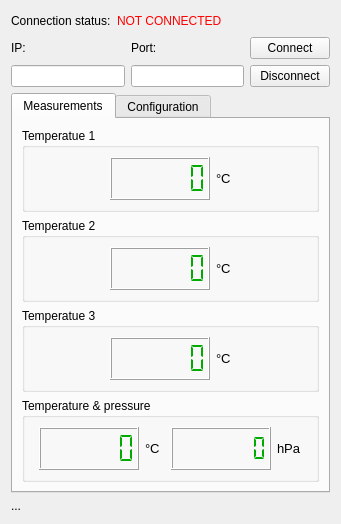
First picture: the form in ELITPCdcs/clientGUI/forms/piweather.ui, repository m-fila/ELITPCdcs, before the edit.
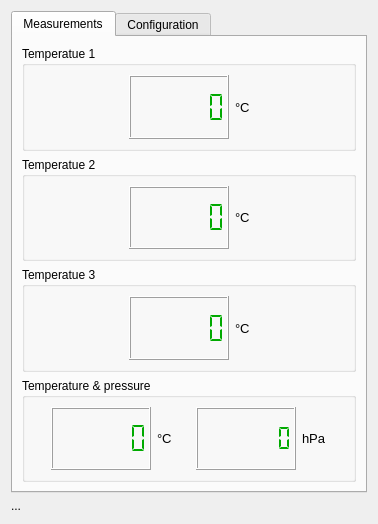
Second picture: the form after the edit.

Commit message: unified connection panel

Patch:
```diff
--- a/ELITPCdcs/clientGUI/forms/piweather.ui
+++ b/ELITPCdcs/clientGUI/forms/piweather.ui
@@ -6,7 +6,7 @@
    <rect>
     <x>0</x>
     <y>0</y>
-    <width>341</width>
+    <width>378</width>
     <height>524</height>
    </rect>
   </property>
@@ -15,128 +15,7 @@
   </property>
   <layout class="QVBoxLayout" name="verticalLayout_8">
    <item>
-    <layout class="QHBoxLayout" name="horizontalLayout_2">
-     <item>
-      <widget class="QLabel" name="connectionStatusLabel">
-       <property name="text">
-        <string>Connection status:</string>
-       </property>
-      </widget>
-     </item>
-     <item>
-      <widget class="QLabel" name="connectionStatus">
-       <property name="palette">
-        <palette>
-         <active>
-          <colorrole role="WindowText">
-           <brush brushstyle="SolidPattern">
-            <color alpha="255">
-             <red>255</red>
-             <green>0</green>
-             <blue>0</blue>
-            </color>
-           </brush>
-          </colorrole>
-         </active>
-         <inactive>
-          <colorrole role="WindowText">
-           <brush brushstyle="SolidPattern">
-            <color alpha="255">
-             <red>255</red>
-             <green>0</green>
-             <blue>0</blue>
-            </color>
-           </brush>
-          </colorrole>
-         </inactive>
-         <disabled>
-          <colorrole role="WindowText">
-           <brush brushstyle="SolidPattern">
-            <color alpha="255">
-             <red>159</red>
-             <green>158</green>
-             <blue>158</blue>
-            </color>
-           </brush>
-          </colorrole>
-         </disabled>
-        </palette>
-       </property>
-       <property name="text">
-        <string>NOT CONNECTED</string>
-       </property>
-      </widget>
-     </item>
-     <item>
-      <spacer name="horizontalSpacer">
-       <property name="orientation">
-        <enum>Qt::Horizontal</enum>
-       </property>
-       <property name="sizeHint" stdset="0">
-        <size>
-         <width>40</width>
-         <height>20</height>
-        </size>
-       </property>
-      </spacer>
-     </item>
-    </layout>
-   </item>
-   <item>
-    <layout class="QHBoxLayout" name="horizontalLayout">
-     <item>
-      <layout class="QVBoxLayout" name="verticalLayout">
-       <item>
-        <widget class="QLabel" name="connectionIPLabel">
-         <property name="text">
-          <string>IP:</string>
-         </property>
-        </widget>
-       </item>
-       <item>
-        <widget class="QLineEdit" name="connectionIP"/>
-       </item>
-      </layout>
-     </item>
-     <item>
-      <layout class="QVBoxLayout" name="verticalLayout_2">
-       <item>
-        <widget class="QLabel" name="connectionPortLabel">
-         <property name="text">
-          <string>Port:</string>
-         </property>
-        </widget>
-       </item>
-       <item>
-        <widget class="QLineEdit" name="connectionPort"/>
-       </item>
-      </layout>
-     </item>
-     <item>
-      <layout class="QVBoxLayout" name="verticalLayout_3">
-       <item>
-        <widget class="QPushButton" name="connect">
-         <property name="text">
-          <string>Connect</string>
-         </property>
-        </widget>
-       </item>
-       <item>
-        <widget class="QPushButton" name="disconnect">
-         <property name="enabled">
-          <bool>true</bool>
-         </property>
-         <property name="text">
-          <string>Disconnect</string>
-         </property>
-         <property name="checkable">
-          <bool>false</bool>
-         </property>
-        </widget>
-       </item>
-      </layout>
-     </item>
-    </layout>
+    <layout class="QHBoxLayout" name="tcpLayout"/>
    </item>
    <item>
     <widget class="QTabWidget" name="tabWidget">
```
The commit also changes 17 other files.
